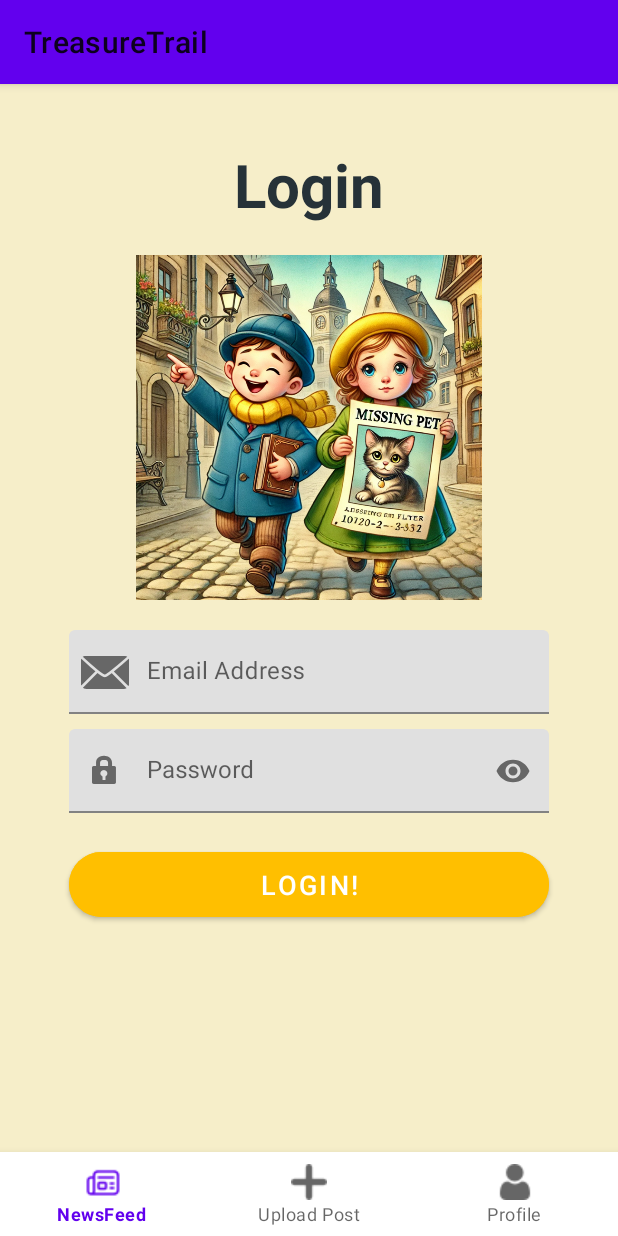
After one commit to RoeyB49/TreasureTrail, an Android app: the Login screen opened through its navigation route, on a phone screen of 412 x 824 dp. The commit adds this screen. Run offline under Robolectric (Android 15) with nearby library versions, the phone set to English and light mode, and no system bars; our stand-ins replace navigation-ui.

Commit message:
Added collecting data from the registretion, change of structure, loging ui.

```diff
--- a/app/src/main/java/com/example/treasuretrail/WelcomeFragment.kt
+++ b/app/src/main/java/com/example/treasuretrail/WelcomeFragment.kt
@@ -14,8 +14,12 @@ class WelcomeFragment : Fragment(R.layout.fragment_welcome) {
         super.onViewCreated(view, savedInstanceState)
 
         val btnRegister = view.findViewById<Button>(R.id.btnRegister)
+        val btnLogin= view.findViewById<Button>(R.id.btnLogin)
         btnRegister.setOnClickListener {
             findNavController().navigate(R.id.action_welcomeFragment_to_registerFragment)
         }
+        btnLogin.setOnClickListener {
+            findNavController().navigate(R.id.action_welcomeFragment_to_loginFragment)
+        }
     }
 }
--- /dev/null
+++ b/app/src/main/java/com/example/treasuretrail/ui/unAuthScreens/login/Login.kt
@@ -0,0 +1,60 @@
+package com.example.treasuretrail.ui.unAuthScreens.login
+
+import android.os.Bundle
+import androidx.fragment.app.Fragment
+import android.view.LayoutInflater
+import android.view.View
+import android.view.ViewGroup
+import com.example.treasuretrail.R
+
+// TODO: Rename parameter arguments, choose names that match
+// the fragment initialization parameters, e.g. ARG_ITEM_NUMBER
+private const val ARG_PARAM1 = "param1"
+private const val ARG_PARAM2 = "param2"
+
+/**
+ * A simple [Fragment] subclass.
+ * Use the [Login.newInstance] factory method to
+ * create an instance of this fragment.
+ */
+class Login : Fragment() {
+    // TODO: Rename and change types of parameters
+    private var param1: String? = null
+    private var param2: String? = null
+
+    override fun onCreate(savedInstanceState: Bundle?) {
+        super.onCreate(savedInstanceState)
+        arguments?.let {
+            param1 = it.getString(ARG_PARAM1)
+            param2 = it.getString(ARG_PARAM2)
+        }
+    }
+
+    override fun onCreateView(
+        inflater: LayoutInflater, container: ViewGroup?,
+        savedInstanceState: Bundle?
+    ): View? {
+        // Inflate the layout for this fragment
+        return inflater.inflate(R.layout.fragment_login_fregment, container, false)
+    }
+
+    companion object {
+        /**
+         * Use this factory method to create a new instance of
+         * this fragment using the provided parameters.
+         *
+         * @param param1 Parameter 1.
+         * @param param2 Parameter 2.
+         * @return A new instance of fragment LoginFregment.
+         */
+        // TODO: Rename and change types and number of parameters
+        @JvmStatic
+        fun newInstance(param1: String, param2: String) =
+            Login().apply {
+                arguments = Bundle().apply {
+                    putString(ARG_PARAM1, param1)
+                    putString(ARG_PARAM2, param2)
+                }
+            }
+    }
+}
--- /dev/null
+++ b/app/src/main/res/layout/fragment_login_fregment.xml
@@ -0,0 +1,106 @@
+<?xml version="1.0" encoding="utf-8"?>
+<LinearLayout
+    xmlns:android="http://schemas.android.com/apk/res/android"
+    xmlns:app="http://schemas.android.com/apk/res-auto"
+    android:id="@+id/layoutLogin"
+    android:layout_width="match_parent"
+    android:layout_height="match_parent"
+    android:orientation="vertical"
+    android:background="@color/backgroundColor"
+    android:gravity="center_horizontal"
+    android:paddingTop="40dp"
+    android:paddingBottom="16dp"
+    android:paddingHorizontal="16dp">
+
+    <!-- Title -->
+    <TextView
+        android:id="@+id/tvLoginTitle"
+        android:layout_width="wrap_content"
+        android:layout_height="wrap_content"
+        android:text="Login"
+        android:textSize="40dp"
+        android:textStyle="bold"
+        android:textColor="@color/titleColor"
+        android:textAlignment="center"
+        android:layout_marginBottom="20dp"/>
+
+    <!-- Illustration / Welcome Image -->
+    <ImageView
+        android:id="@+id/ivDemo"
+        android:layout_width="280dp"
+        android:layout_height="230dp"
+        android:src="@drawable/wellcome_pic"
+        android:scaleType="fitCenter"
+        android:contentDescription="Illustration of Treasure Trail"
+        android:layout_marginBottom="20dp" />
+
+    <!-- Email TextInputLayout + TextInputEditText -->
+
+    <com.google.android.material.textfield.TextInputLayout
+        android:id="@+id/layoutEmail"
+        android:layout_width="match_parent"
+        android:layout_height="wrap_content"
+        android:layout_marginHorizontal="30dp"
+        android:layout_marginBottom="10dp"
+        app:startIconDrawable="@android:drawable/ic_dialog_email">
+
+        <com.google.android.material.textfield.TextInputEditText
+            android:id="@+id/inputEmail"
+            android:layout_width="match_parent"
+            android:layout_height="wrap_content"
+            android:hint="Email Address"
+            android:paddingStart="14dp"
+            android:inputType="textEmailAddress"/>
+    </com.google.android.material.textfield.TextInputLayout>
+
+    <!-- Password TextInputLayout + TextInputEditText -->
+    <com.google.android.material.textfield.TextInputLayout
+        android:id="@+id/layoutPassword"
+        android:layout_width="match_parent"
+        android:layout_height="wrap_content"
+        android:layout_marginHorizontal="30dp"
+        android:layout_marginBottom="20dp"
+        app:startIconDrawable="@android:drawable/ic_lock_idle_lock"
+        app:endIconMode="password_toggle">
+
+        <com.google.android.material.textfield.TextInputEditText
+            android:id="@+id/etPassword"
+            android:layout_width="match_parent"
+            android:layout_height="wrap_content"
+            android:hint="Password"
+            android:inputType="textPassword"/>
+    </com.google.android.material.textfield.TextInputLayout>
+
+    <!-- Submit Button (MaterialButton for corner radius support) -->
+    <com.google.android.material.button.MaterialButton
+        android:id="@+id/btnSubmitLogin"
+        android:layout_width="match_parent"
+        android:layout_height="55dp"
+        android:layout_marginHorizontal="30dp"
+        android:backgroundTint="@color/buttonColor"
+        android:text="Login!"
+        android:textColor="@color/white"
+        android:textSize="18sp"
+        app:cornerRadius="50dp"/>
+
+    <!-- Progress Bar or Other Elements -->
+    <!-- e.g.,
+    <ProgressBar
+        android:id="@+id/progressBar"
+        android:layout_width="wrap_content"
+        android:layout_height="wrap_content"
+        android:visibility="gone"
+        android:layout_marginTop="20dp"/>
+    -->
+
+    <!-- Register Link (e.g., TextView) -->
+    <!-- e.g.,
+    <TextView
+        android:id="@+id/tvRegister"
+        android:layout_width="wrap_content"
+        android:layout_height="wrap_content"
+        android:text="Not a member? Register"
+        android:textColor="@color/teal_700"
+        android:layout_marginTop="20dp"/>
+    -->
+</LinearLayout>
--- a/app/src/main/res/layout/fragment_register.xml
+++ b/app/src/main/res/layout/fragment_register.xml
@@ -4,7 +4,7 @@
     android:layout_width="match_parent"
     android:layout_height="match_parent"
     android:background="@color/backgroundColor"
-    tools:context=".RegisterFragment">
+    tools:context=".ui.unAuthScreens.register.Register">
 
     <!-- 🎉 Fun Registration Title -->
     <TextView
@@ -87,7 +87,7 @@
             android:inputType="textEmailAddress"/>
     </com.google.android.material.textfield.TextInputLayout>
 
-    <!-- Password Input -->
+
     <com.google.android.material.textfield.TextInputLayout
         android:id="@+id/layoutPassword"
         android:layout_width="0dp"
--- a/app/src/main/res/navigation/nav_graph.xml
+++ b/app/src/main/res/navigation/nav_graph.xml
@@ -11,11 +11,22 @@
         <action
             android:id="@+id/action_welcomeFragment_to_registerFragment"
             app:destination="@id/registerFragment" />
+
+        <action
+            android:id="@+id/action_welcomeFragment_to_loginFragment"
+            app:destination="@id/loginFragment" />
+
     </fragment>
 
     <!-- Registration Fragment -->
     <fragment
         android:id="@+id/registerFragment"
-        android:name="com.example.treasuretrail.RegisterFragment"
+        android:name="com.example.treasuretrail.ui.unAuthScreens.register.Register"
         android:label="Register" />
+
+    <!-- Login Fragment -->
+    <fragment
+        android:id="@+id/loginFragment"
+        android:name="com.example.treasuretrail.ui.unAuthScreens.login.Login"
+        android:label="Login" />
 </navigation>
--- a/app/src/main/res/values/themes.xml
+++ b/app/src/main/res/values/themes.xml
@@ -1,6 +1,6 @@
 <resources xmlns:tools="http://schemas.android.com/tools">
     <!-- Base application theme. -->
-    <style name="Theme.TreasureTrail" parent="Theme.MaterialComponents.Light.NoActionBar">
+    <style name="Theme.TreasureTrail" parent="Theme.MaterialComponents.Light">
     <!-- Primary brand color. -->
         <item name="colorPrimary">@color/purple_500</item>
         <item name="colorPrimaryVariant">@color/purple_700</item>
```
Also changed, not shown: app/src/main/java/com/example/treasuretrail/RegisterFragment.kt (deleted, +0 -20 lines), app/src/main/java/com/example/treasuretrail/ui/unAuthScreens/register/Register.kt (added, +87 -0 lines).
